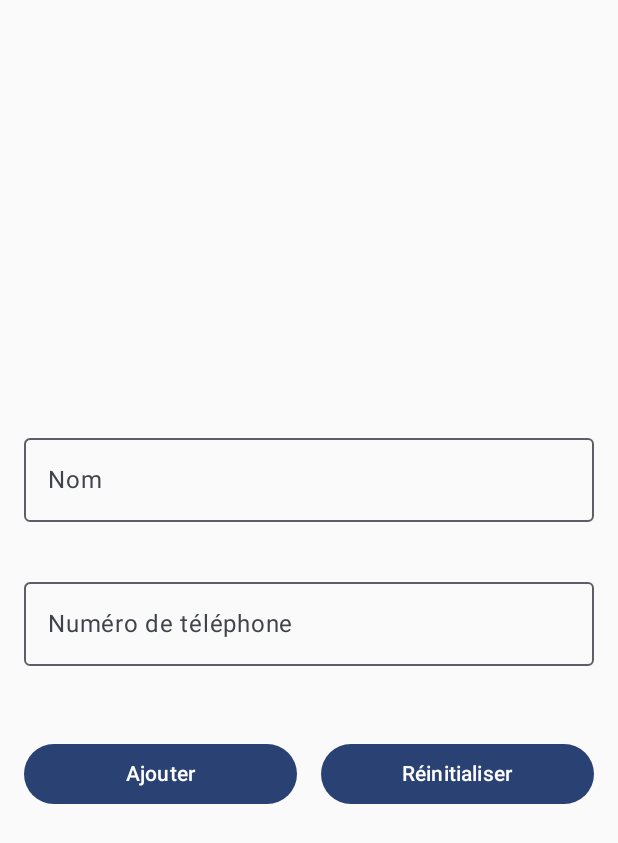
After one commit to menace-s/tp4-android, an Android app built with Jetpack Compose: the AddContactScreen screen opened through its navigation route, on a phone screen of 412 x 824 dp. The commit adds this screen. Shown: the top 843 px of the screen. Run offline under Robolectric (Android 15) with nearby library versions, the phone set to English and light mode, and no system bars; our stand-ins replace Room's generated code.

Commit message:
projet terminé

```diff
--- a/app/build.gradle.kts
+++ b/app/build.gradle.kts
@@ -70,6 +70,10 @@ dependencies {
     ksp("androidx.room:room-compiler:$room_version")
     implementation("androidx.room:room-ktx:$room_version")
 
+    // Dépendance pour le ViewModel et viewModelScope
+    implementation("androidx.lifecycle:lifecycle-viewmodel-compose:2.8.3")
+    implementation("androidx.navigation:navigation-compose:2.7.7")
+
     // --- Dépendances de test ---
     testImplementation("junit:junit:4.13.2")
     androidTestImplementation("androidx.test.ext:junit:1.2.1")
--- a/app/src/main/AndroidManifest.xml
+++ b/app/src/main/AndroidManifest.xml
@@ -3,6 +3,7 @@
     xmlns:tools="http://schemas.android.com/tools">
 
     <application
+        android:name=".ContactsApplication"
         android:allowBackup="true"
         android:dataExtractionRules="@xml/data_extraction_rules"
         android:fullBackupContent="@xml/backup_rules"
--- a/app/src/main/java/com/example/tp4/MainActivity.kt
+++ b/app/src/main/java/com/example/tp4/MainActivity.kt
@@ -3,13 +3,22 @@ package com.example.tp4
 import android.os.Bundle
 import androidx.activity.ComponentActivity
 import androidx.activity.compose.setContent
-import androidx.compose.foundation.layout.fillMaxSize
-import androidx.compose.material3.MaterialTheme
-import androidx.compose.material3.Surface
-import androidx.compose.material3.Text
-import androidx.compose.runtime.Composable
-import androidx.compose.ui.Modifier
-import androidx.compose.ui.tooling.preview.Preview
+import androidx.compose.runtime.getValue
+import androidx.compose.runtime.collectAsState
+import androidx.lifecycle.ViewModel
+import androidx.lifecycle.ViewModelProvider
+import androidx.lifecycle.viewmodel.compose.viewModel
+import androidx.navigation.NavType
+import androidx.navigation.compose.NavHost
+import androidx.navigation.compose.composable
+import androidx.navigation.compose.rememberNavController
+import androidx.navigation.navArgument
+import com.example.tp4.data.ContactDao
+import com.example.tp4.ui.AddContactScreen
+import com.example.tp4.ui.ContactListScreen
+import com.example.tp4.ui.EditContactScreen
+import com.example.tp4.ui.MainScreen
+import com.example.tp4.ui.MainViewModel
 import com.example.tp4.ui.theme.Tp4Theme
 
 class MainActivity : ComponentActivity() {
@@ -17,30 +26,84 @@ class MainActivity : ComponentActivity() {
         super.onCreate(savedInstanceState)
         setContent {
             Tp4Theme {
-                // A surface container using the 'background' color from the theme
-                Surface(
-                    modifier = Modifier.fillMaxSize(),
-                    color = MaterialTheme.colorScheme.background
-                ) {
-                    Greeting("Android")
+                val dao = (application as ContactsApplication).database.contactDao()
+                val viewModelFactory = MainViewModelFactory(dao)
+                val viewModel: MainViewModel = viewModel(factory = viewModelFactory)
+                val contactsState by viewModel.contacts.collectAsState()
+
+                val navController = rememberNavController()
+
+                NavHost(navController = navController, startDestination = "main") {
+                    composable("main") {
+                        MainScreen(
+                            onInitializeClick = viewModel::initializeDatabase,
+                            onShowContactsClick = {
+                                viewModel.loadContacts()
+                                navController.navigate("contact_list")
+                            },
+                            onAddContactClick = {
+                                navController.navigate("add_contact")
+                            },
+                            // Quand on clique sur "Modifier", on va aussi à la liste
+                            onModifyContactClick = {
+                                viewModel.loadContacts()
+                                navController.navigate("contact_list")
+                            }
+                        )
+                    }
+
+                    // MODIFICATION : On rend la liste cliquable
+                    composable("contact_list") {
+                        ContactListScreen(
+                            contacts = contactsState,
+                            onContactClick = { contact ->
+                                // Au clic, on navigue vers l'écran d'édition
+                                // en passant l'ID du contact dans la route
+                                navController.navigate("edit_contact/${contact.id}")
+                            }
+                        )
+                    }
+
+                    // AJOUT : La nouvelle route pour l'écran de modification
+                    composable(
+                        route = "edit_contact/{contactId}",
+                        arguments = listOf(navArgument("contactId") { type = NavType.IntType })
+                    ) { backStackEntry ->
+                        val contactId = backStackEntry.arguments?.getInt("contactId")
+                        val contactToEdit = contactsState.find { it.id == contactId }
+
+                        if (contactToEdit != null) {
+                            EditContactScreen(
+                                contact = contactToEdit,
+                                onUpdateContact = { updatedContact ->
+                                    viewModel.updateContact(updatedContact)
+                                    navController.popBackStack() // Revenir en arrière
+                                }
+                            )
+                        }
+                    }
+
+                    composable("add_contact") {
+                        AddContactScreen(
+                            onAddContact = { nom, telephone ->
+                                viewModel.addContact(nom, telephone)
+                                navController.popBackStack()
+                            }
+                        )
+                    }
                 }
             }
         }
     }
 }
 
-@Composable
-fun Greeting(name: String, modifier: Modifier = Modifier) {
-    Text(
-        text = "Hello $name!",
-        modifier = modifier
-    )
-}
-
-@Preview(showBackground = true)
-@Composable
-fun GreetingPreview() {
-    Tp4Theme {
-        Greeting("Android")
+// La factory ne change pas
+class MainViewModelFactory(private val dao: ContactDao) : ViewModelProvider.Factory {
+    override fun <T : ViewModel> create(modelClass: Class<T>): T {
+        if (modelClass.isAssignableFrom(MainViewModel::class.java)) {
+            @Suppress("UNCHECKED_CAST")
+            return MainViewModel(dao) as T
+        }
+        throw IllegalArgumentException("Unknown ViewModel class")
     }
 }
--- /dev/null
+++ b/app/src/main/java/com/example/tp4/data/ContactDao.kt
@@ -0,0 +1,31 @@
+//Le menu des actions possibles.
+package com.example.tp4.data
+
+import androidx.room.Dao
+import androidx.room.Insert
+import androidx.room.Query
+import androidx.room.Update
+
+// L'annotation @Dao indique à Room que cette interface est un Data Access Object.
+@Dao
+interface ContactDao {
+
+    // @Insert dit à Room que cette fonction insère des données.
+    // Le mot-clé "suspend" est très important ! Il signifie que cette fonction
+    // est une coroutine. C'est une sécurité pour nous forcer à l'appeler
+    // en arrière-plan et ne jamais bloquer l'interface utilisateur.
+    @Insert
+    suspend fun insertContact(contact: Contact)
+
+    // @Query permet d'écrire n'importe quelle requête SQL.
+    // On sélectionne tous les contacts de la table "contacts" et on les ordonne par nom.
+    @Query("SELECT * FROM contacts ORDER BY name ASC")
+    suspend fun getAllContacts(): List<Contact>
+
+    // Une requête pour vider toute la table.
+    @Query("DELETE FROM contacts")
+    suspend fun deleteAllContacts()
+
+    @Update
+    suspend fun updateContact(contact: Contact)
+}
--- /dev/null
+++ b/app/src/main/java/com/example/tp4/ui/AddContactScreen.kt
@@ -0,0 +1,100 @@
+package com.example.tp4.ui
+
+import androidx.compose.foundation.layout.*
+import androidx.compose.material3.Button
+import androidx.compose.material3.OutlinedTextField
+import androidx.compose.material3.Text
+import androidx.compose.runtime.*
+import androidx.compose.ui.Alignment
+import androidx.compose.ui.Modifier
+import androidx.compose.ui.unit.dp
+
+@Composable
+fun AddContactScreen(
+    onAddContact: (nom: String, telephone: String) -> Unit
+) {
+    var nom by remember { mutableStateOf("") }
+    var telephone by remember { mutableStateOf("") }
+
+    // --- AJOUT : On crée des états pour suivre les erreurs ---
+    var isNomError by remember { mutableStateOf(false) }
+    var isTelephoneError by remember { mutableStateOf(false) }
+
+    Column(
+        modifier = Modifier
+            .fillMaxSize()
+            .padding(16.dp),
+        horizontalAlignment = Alignment.CenterHorizontally,
+        verticalArrangement = Arrangement.Center
+    ) {
+        OutlinedTextField(
+            value = nom,
+            onValueChange = {
+                nom = it
+                isNomError = false // On enlève l'erreur dès que l'utilisateur tape
+            },
+            label = { Text("Nom") },
+            modifier = Modifier.fillMaxWidth(),
+            // --- AJOUT : Gestion de l'affichage de l'erreur ---
+            isError = isNomError,
+            supportingText = {
+                if (isNomError) {
+                    Text("Le nom ne peut pas être vide.")
+                }
+            }
+        )
+        Spacer(modifier = Modifier.height(16.dp))
+        OutlinedTextField(
+            value = telephone,
+            onValueChange = {
+                telephone = it
+                isTelephoneError = false // On enlève l'erreur dès que l'utilisateur tape
+            },
+            label = { Text("Numéro de téléphone") },
+            modifier = Modifier.fillMaxWidth(),
+            // --- AJOUT : Gestion de l'affichage de l'erreur ---
+            isError = isTelephoneError,
+            supportingText = {
+                if (isTelephoneError) {
+                    Text("Le numéro de téléphone est invalide.")
+                }
+            }
+        )
+        Spacer(modifier = Modifier.height(32.dp))
+        Row(
+            modifier = Modifier.fillMaxWidth(),
+            horizontalArrangement = Arrangement.SpaceBetween
+        ) {
+            Button(
+                onClick = {
+                    // --- AJOUT : Logique de validation ---
+                    isNomError = nom.isBlank()
+                    // Un numéro est invalide s'il est vide ou ne contient pas que des chiffres
+                    isTelephoneError = telephone.isBlank() || !telephone.all { it.isDigit() }
+
+                    // Si aucune erreur n'est détectée, on ajoute le contact
+                    if (!isNomError && !isTelephoneError) {
+                        onAddContact(nom, telephone)
+                    }
+                },
+                modifier = Modifier.weight(1f)
+            ) {
+                Text("Ajouter")
+            }
+
+            Spacer(modifier = Modifier.width(16.dp))
+
+            Button(
+                onClick = {
+                    nom = ""
+                    telephone = ""
+                    isNomError = false // On enlève aussi les erreurs
+                    isTelephoneError = false
+                },
+                modifier = Modifier.weight(1f)
+            ) {
+                Text("Réinitialiser")
+            }
+        }
+    }
+}
--- /dev/null
+++ b/app/src/main/java/com/example/tp4/ui/MainScreen.kt
@@ -0,0 +1,58 @@
+package com.example.tp4.ui
+
+import androidx.compose.foundation.clickable
+import androidx.compose.foundation.layout.Column
+import androidx.compose.foundation.layout.fillMaxWidth
+import androidx.compose.foundation.layout.padding
+import androidx.compose.material3.HorizontalDivider
+import androidx.compose.material3.Text
+import androidx.compose.runtime.Composable
+import androidx.compose.ui.Modifier
+import androidx.compose.ui.graphics.Color
+import androidx.compose.ui.text.font.FontWeight
+import androidx.compose.ui.tooling.preview.Preview
+import androidx.compose.ui.unit.dp
+import androidx.compose.ui.unit.sp
+@Composable
+fun MainScreen(
+    onInitializeClick: () -> Unit,
+    onAddContactClick: () -> Unit,
+    onShowContactsClick: () -> Unit, // Ajout pour la navigation
+    onModifyContactClick: () -> Unit
+) {
+    Column(modifier = Modifier.padding(16.dp)) {
+        Text(
+            text = "Voulez vous ?",
+            fontSize = 24.sp,
+            fontWeight = FontWeight.Bold,
+            modifier = Modifier.padding(bottom = 16.dp)
+        )
+
+        MenuItem("Afficher tous vos contacts") { onShowContactsClick() } // Appel de la navigation
+        MenuItem("Ajouter un contact") { onAddContactClick() }
+        MenuItem("Modifier un contact") { onModifyContactClick()}
+        MenuItem("Initialisation de la base !") { onInitializeClick() }
+    }
+}
+@Composable
+fun MenuItem(text: String, onClick: () -> Unit) {
+    // On utilise une Column qui est rendue cliquable sur toute sa surface.
+    Column(modifier = Modifier.clickable(onClick = onClick)) {
+        // Le texte de l'option
+        Text(
+            text = text,
+            fontSize = 18.sp,
+            modifier = Modifier
+                .fillMaxWidth() // Prend toute la largeur
+                .padding(vertical = 16.dp) // Ajoute de l'espace en haut et en bas
+        )
+        // La ligne de séparation
+        HorizontalDivider(color = Color.LightGray)
+    }
+}
+
+@Preview(showBackground = true)
+@Composable
+fun MainScreenPreview() {
+    MainScreen(onInitializeClick = {}, onShowContactsClick = {},onAddContactClick = {},onModifyContactClick={})
+}
--- /dev/null
+++ b/app/src/main/java/com/example/tp4/ui/MainViewModel.kt
@@ -0,0 +1,70 @@
+package com.example.tp4.ui
+
+import android.util.Log
+import androidx.lifecycle.ViewModel
+import androidx.lifecycle.viewModelScope
+import com.example.tp4.data.Contact
+import com.example.tp4.data.ContactDao
+import kotlinx.coroutines.flow.MutableStateFlow
+import kotlinx.coroutines.flow.StateFlow
+import kotlinx.coroutines.flow.asStateFlow
+import kotlinx.coroutines.launch
+
+// Notre ViewModel a besoin d'accéder au DAO pour interagir avec la base de données.
+class MainViewModel(private val dao: ContactDao) : ViewModel() {
+    // On crée un "StateFlow". C'est comme un "tableau d'affichage" qui contient
+    // la liste actuelle des contacts. L'interface va regarder ce tableau.
+    private val _contacts = MutableStateFlow<List<Contact>>(emptyList())
+    val contacts: StateFlow<List<Contact>> = _contacts.asStateFlow()
+
+    // Le bloc "init" est appelé automatiquement à la création du ViewModel.
+    // On charge les contacts une première fois au démarrage.
+    init {
+        loadContacts()
+    }
+
+    // Fonction pour charger (ou recharger) les contacts depuis la base.
+    fun loadContacts() {
+        viewModelScope.launch {
+            _contacts.value = dao.getAllContacts()
+        }
+    }
+
+    // Cette fonction sera appelée quand on cliquera sur le bouton "Initialisation".
+    fun initializeDatabase() {
+        // On lance une coroutine pour effectuer les opérations de base de données
+        // en arrière-plan, grâce à viewModelScope.
+        viewModelScope.launch {
+            // 1. On vide la table
+            dao.deleteAllContacts()
+
+            // 2. On insère les 4 contacts de base du TP
+            dao.insertContact(Contact(nom = "Jo", numTelephone = "9100000000"))
+            dao.insertContact(Contact(nom = "Jack", numTelephone = "9199999999"))
+            dao.insertContact(Contact(nom = "William", numTelephone = "9522222222"))
+            dao.insertContact(Contact(nom = "Averell", numTelephone = "9533333333"))
+
+            Log.d("MainViewModel", "4 contacts ont été insérés dans la base.")
+
+            loadContacts()
+        }
+    }
+
+    fun addContact(nom: String, telephone: String) {
+        // On vérifie que les champs ne sont pas vides avant d'insérer
+        if (nom.isBlank() || telephone.isBlank()) {
+            return
+        }
+        viewModelScope.launch {
+            val nouveauContact = Contact(nom = nom, numTelephone = telephone)
+            dao.insertContact(nouveauContact)
+        }
+    }
+
+    fun updateContact(contact: Contact) {
+        viewModelScope.launch {
+            dao.updateContact(contact)
+            loadContacts()
+        }
+    }
+}
```
Also changed, not shown: app/src/main/java/com/example/tp4/ContactsApplication.kt (added, +17 -0 lines), app/src/main/java/com/example/tp4/data/Contact.kt (added, +29 -0 lines), app/src/main/java/com/example/tp4/data/ContactDatabase.kt (added, +17 -0 lines), app/src/main/java/com/example/tp4/ui/ContactListScreen.kt (added, +39 -0 lines), app/src/main/java/com/example/tp4/ui/EditContactScreen.kt (added, +49 -0 lines), 1 other file.
